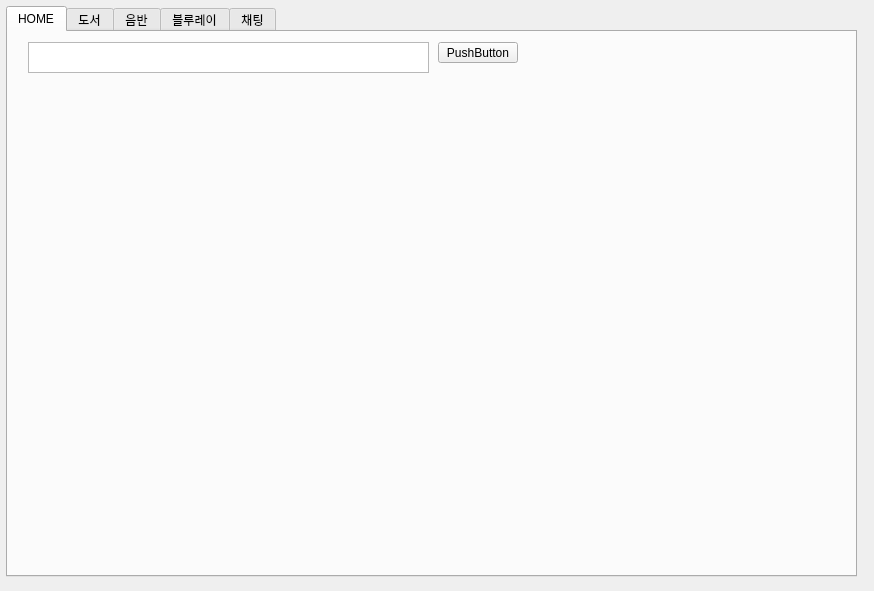
Before: the Qt Designer form client.ui in Henry93s/koradin, drawn with Qt 5.
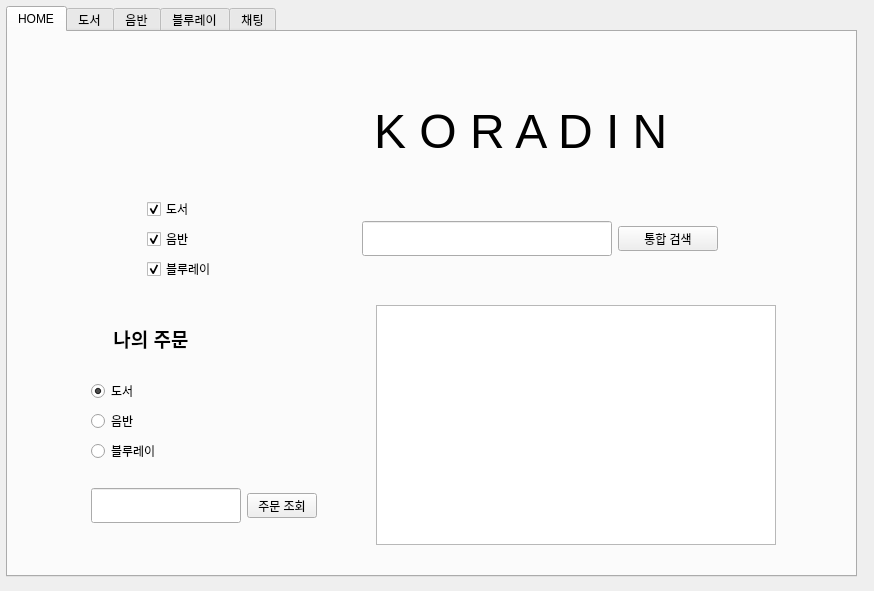
After: the same form once the commit is applied. The open tabs and pages were chosen to show the change.

Commit message: Feat: client main(Home) UI & 도서,블루레이,음반 통합 검색 로직 작성

The edit to the form file:
```diff
--- a/client.ui
+++ b/client.ui
@@ -35,28 +35,387 @@
     <attribute name="title">
      <string>HOME</string>
     </attribute>
-    <widget class="QPushButton" name="pushButton">
+    <widget class="QWidget" name="">
      <property name="geometry">
       <rect>
-       <x>430</x>
-       <y>10</y>
-       <width>80</width>
-       <height>21</height>
+       <x>30</x>
+       <y>21</y>
+       <width>791</width>
+       <height>511</height>
       </rect>
      </property>
-     <property name="text">
-      <string>PushButton</string>
-     </property>
-    </widget>
-    <widget class="QTextEdit" name="textEdit">
-     <property name="geometry">
-      <rect>
-       <x>20</x>
-       <y>10</y>
-       <width>401</width>
-       <height>31</height>
-      </rect>
-     </property>
+     <layout class="QVBoxLayout" name="verticalLayout_12">
+      <item>
+       <layout class="QVBoxLayout" name="verticalLayout_9">
+        <item>
+         <layout class="QHBoxLayout" name="horizontalLayout_8">
+          <item>
+           <widget class="QLabel" name="home_image_label">
+            <property name="sizePolicy">
+             <sizepolicy hsizetype="Fixed" vsizetype="Fixed">
+              <horstretch>0</horstretch>
+              <verstretch>0</verstretch>
+             </sizepolicy>
+            </property>
+            <property name="minimumSize">
+             <size>
+              <width>120</width>
+              <height>120</height>
+             </size>
+            </property>
+            <property name="maximumSize">
+             <size>
+              <width>120</width>
+              <height>120</height>
+             </size>
+            </property>
+            <property name="baseSize">
+             <size>
+              <width>50</width>
+              <height>50</height>
+             </size>
+            </property>
+            <property name="text">
+             <string/>
+            </property>
+            <property name="scaledContents">
+             <bool>true</bool>
+            </property>
+           </widget>
+          </item>
+          <item>
+           <widget class="QLabel" name="home_title_label">
+            <property name="sizePolicy">
+             <sizepolicy hsizetype="Fixed" vsizetype="Fixed">
+              <horstretch>0</horstretch>
+              <verstretch>0</verstretch>
+             </sizepolicy>
+            </property>
+            <property name="minimumSize">
+             <size>
+              <width>350</width>
+              <height>50</height>
+             </size>
+            </property>
+            <property name="maximumSize">
+             <size>
+              <width>350</width>
+              <height>50</height>
+             </size>
+            </property>
+            <property name="font">
+             <font>
+              <pointsize>36</pointsize>
+             </font>
+            </property>
+            <property name="text">
+             <string>K O R A D I N</string>
+            </property>
+           </widget>
+          </item>
+         </layout>
+        </item>
+        <item>
+         <layout class="QHBoxLayout" name="horizontalLayout_9">
+          <item>
+           <layout class="QVBoxLayout" name="verticalLayout_8">
+            <item>
+             <widget class="QCheckBox" name="home_search_book_checkbox">
+              <property name="minimumSize">
+               <size>
+                <width>100</width>
+                <height>0</height>
+               </size>
+              </property>
+              <property name="maximumSize">
+               <size>
+                <width>100</width>
+                <height>25</height>
+               </size>
+              </property>
+              <property name="text">
+               <string>도서</string>
+              </property>
+              <property name="checked">
+               <bool>true</bool>
+              </property>
+             </widget>
+            </item>
+            <item>
+             <widget class="QCheckBox" name="home_search_music_checkbox">
+              <property name="minimumSize">
+               <size>
+                <width>100</width>
+                <height>0</height>
+               </size>
+              </property>
+              <property name="maximumSize">
+               <size>
+                <width>100</width>
+                <height>25</height>
+               </size>
+              </property>
+              <property name="text">
+               <string>음반</string>
+              </property>
+              <property name="checked">
+               <bool>true</bool>
+              </property>
+             </widget>
+            </item>
+            <item>
+             <widget class="QCheckBox" name="home_search_blueray_checkbox">
+              <property name="minimumSize">
+               <size>
+                <width>100</width>
+                <height>0</height>
+               </size>
+              </property>
+              <property name="maximumSize">
+               <size>
+                <width>100</width>
+                <height>25</height>
+               </size>
+              </property>
+              <property name="text">
+               <string>블루레이</string>
+              </property>
+              <property name="checked">
+               <bool>true</bool>
+              </property>
+             </widget>
+            </item>
+           </layout>
+          </item>
+          <item>
+           <layout class="QHBoxLayout" name="horizontalLayout_7">
+            <item>
+             <widget class="QLineEdit" name="home_search_lineEdit">
+              <property name="sizePolicy">
+               <sizepolicy hsizetype="Fixed" vsizetype="Fixed">
+                <horstretch>0</horstretch>
+                <verstretch>0</verstretch>
+               </sizepolicy>
+              </property>
+              <property name="minimumSize">
+               <size>
+                <width>250</width>
+                <height>35</height>
+               </size>
+              </property>
+             </widget>
+            </item>
+            <item>
+             <widget class="QPushButton" name="home_search_pushButton">
+              <property name="sizePolicy">
+               <sizepolicy hsizetype="Fixed" vsizetype="Fixed">
+                <horstretch>0</horstretch>
+                <verstretch>0</verstretch>
+               </sizepolicy>
+              </property>
+              <property name="minimumSize">
+               <size>
+                <width>100</width>
+                <height>25</height>
+               </size>
+              </property>
+              <property name="maximumSize">
+               <size>
+                <width>100</width>
+                <height>25</height>
+               </size>
+              </property>
+              <property name="text">
+               <string>통합 검색</string>
+              </property>
+              <property name="shortcut">
+               <string>Return</string>
+              </property>
+             </widget>
+            </item>
+           </layout>
+          </item>
+         </layout>
+        </item>
+       </layout>
+      </item>
+      <item>
+       <layout class="QHBoxLayout" name="horizontalLayout_11">
+        <item>
+         <layout class="QVBoxLayout" name="verticalLayout_11">
+          <item>
+           <widget class="QLabel" name="home_myorder_label">
+            <property name="sizePolicy">
+             <sizepolicy hsizetype="Fixed" vsizetype="Fixed">
+              <horstretch>0</horstretch>
+              <verstretch>0</verstretch>
+             </sizepolicy>
+            </property>
+            <property name="minimumSize">
+             <size>
+              <width>120</width>
+              <height>30</height>
+             </size>
+            </property>
+            <property name="maximumSize">
+             <size>
+              <width>60</width>
+              <height>30</height>
+             </size>
+            </property>
+            <property name="font">
+             <font>
+              <pointsize>14</pointsize>
+              <bold>true</bold>
+             </font>
+            </property>
+            <property name="text">
+             <string>나의 주문</string>
+            </property>
+            <property name="alignment">
+             <set>Qt::AlignmentFlag::AlignHCenter|Qt::AlignmentFlag::AlignTop</set>
+            </property>
+           </widget>
+          </item>
+          <item>
+           <layout class="QVBoxLayout" name="verticalLayout_10">
+            <item>
+             <widget class="QRadioButton" name="home_order_book_radioButton">
+              <property name="sizePolicy">
+               <sizepolicy hsizetype="Fixed" vsizetype="Fixed">
+                <horstretch>0</horstretch>
+                <verstretch>0</verstretch>
+               </sizepolicy>
+              </property>
+              <property name="minimumSize">
+               <size>
+                <width>100</width>
+                <height>20</height>
+               </size>
+              </property>
+              <property name="text">
+               <string>도서</string>
+              </property>
+              <property name="checked">
+               <bool>true</bool>
+              </property>
+             </widget>
+            </item>
+            <item>
+             <widget class="QRadioButton" name="home_order_music_radioButton">
+              <property name="sizePolicy">
+               <sizepolicy hsizetype="Fixed" vsizetype="Fixed">
+                <horstretch>0</horstretch>
+                <verstretch>0</verstretch>
+               </sizepolicy>
+              </property>
+              <property name="minimumSize">
+               <size>
+                <width>100</width>
+                <height>20</height>
+               </size>
+              </property>
+              <property name="text">
+               <string>음반</string>
+              </property>
+             </widget>
+            </item>
+            <item>
+             <widget class="QRadioButton" name="home_order_blueray_radioButton">
+              <property name="sizePolicy">
+               <sizepolicy hsizetype="Fixed" vsizetype="Fixed">
+                <horstretch>0</horstretch>
+                <verstretch>0</verstretch>
+               </sizepolicy>
+              </property>
+              <property name="minimumSize">
+               <size>
+                <width>100</width>
+                <height>20</height>
+               </size>
+              </property>
+              <property name="text">
+               <string>블루레이</string>
+              </property>
+             </widget>
+            </item>
+           </layout>
+          </item>
+          <item>
+           <layout class="QHBoxLayout" name="horizontalLayout_10">
+            <item>
+             <widget class="QLineEdit" name="home_orderSearchlineEdit">
+              <property name="sizePolicy">
+               <sizepolicy hsizetype="Fixed" vsizetype="Fixed">
+                <horstretch>0</horstretch>
+                <verstretch>0</verstretch>
+               </sizepolicy>
+              </property>
+              <property name="minimumSize">
+               <size>
+                <width>150</width>
+                <height>35</height>
+               </size>
+              </property>
+             </widget>
+            </item>
+            <item>
+             <widget class="QPushButton" name="home_orderSearch_pushButton">
+              <property name="sizePolicy">
+               <sizepolicy hsizetype="Fixed" vsizetype="Fixed">
+                <horstretch>0</horstretch>
+                <verstretch>0</verstretch>
+               </sizepolicy>
+              </property>
+              <property name="minimumSize">
+               <size>
+                <width>70</width>
+                <height>25</height>
+               </size>
+              </property>
+              <property name="maximumSize">
+               <size>
+                <width>70</width>
+                <height>25</height>
+               </size>
+              </property>
+              <property name="text">
+               <string>주문 조회</string>
+              </property>
+             </widget>
+            </item>
+           </layout>
+          </item>
+         </layout>
+        </item>
+        <item>
+         <widget class="QListWidget" name="home_order_listWidget">
+          <property name="sizePolicy">
+           <sizepolicy hsizetype="Fixed" vsizetype="Fixed">
+            <horstretch>0</horstretch>
+            <verstretch>0</verstretch>
+           </sizepolicy>
+          </property>
+          <property name="minimumSize">
+           <size>
+            <width>400</width>
+            <height>240</height>
+           </size>
+          </property>
+          <property name="maximumSize">
+           <size>
+            <width>400</width>
+            <height>240</height>
+           </size>
+          </property>
+          <property name="styleSheet">
+           <string notr="true"/>
+          </property>
+         </widget>
+        </item>
+       </layout>
+      </item>
+     </layout>
     </widget>
    </widget>
    <widget class="QWidget" name="book">
```
Left out of the diff: 14 changed lines with no effect on the pictures. The commit also changes 15 other files.
